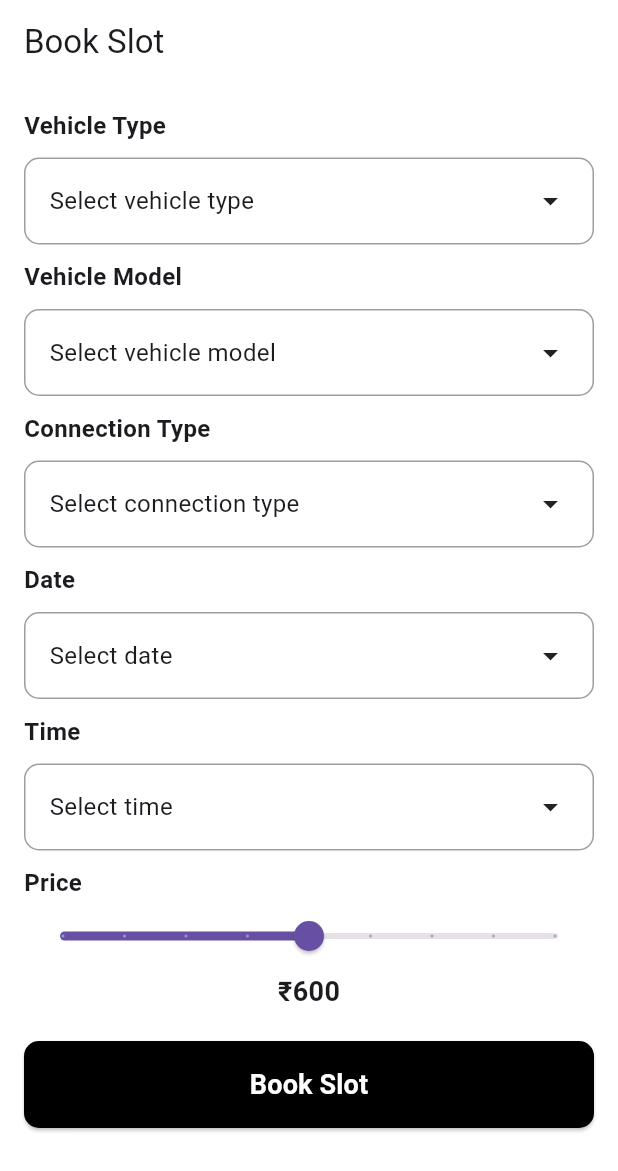
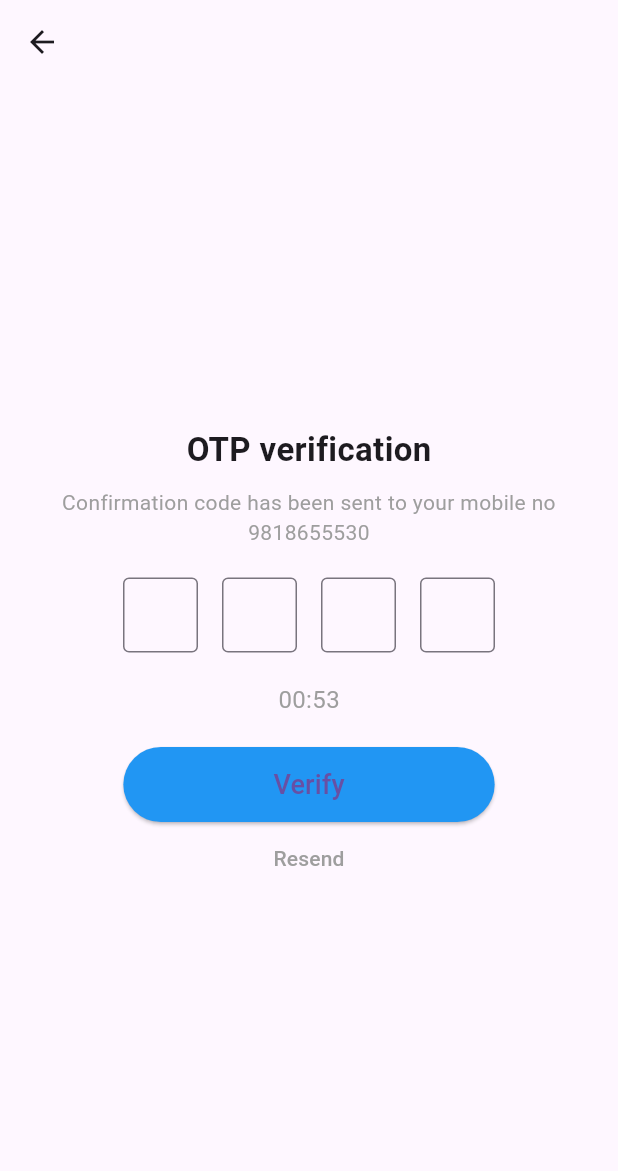
Before and after one commit to architanandforeveryone/ChargeEV, a Flutter app: the screen it shows after launch, on a phone screen of 412 x 824 dp. Shown: the top 1171 px of the screen. Run offline on Flutter 3.47's test engine with Material 3 defaults, Android fonts, the phone set to English and light mode, and no system bars; our stand-ins replace qr_flutter.

Commit message:
3rd commit

```diff
--- a/lib/main.dart
+++ b/lib/main.dart
@@ -1,10 +1,13 @@
 import 'package:ev/12A.dart';
+import 'package:ev/book_slot.dart';
 import 'package:ev/homescreen.dart';
 import 'package:ev/login.dart';
 import 'package:ev/myorders.dart';
+import 'package:ev/otp.dart';
 import 'package:ev/receipt.dart';
 import 'package:ev/search.dart';
 import 'package:ev/slotbook.dart';
+import 'package:ev/yourprofile.dart';
 import 'package:flutter/material.dart';
 
 void main() {
@@ -17,6 +20,6 @@ class MyApp extends StatelessWidget {
   // This widget is the root of your application.
   @override
   Widget build(BuildContext context) {
-    return MaterialApp(home: BookSlotScreen());
+    return MaterialApp(home: OTPScreen(mobileNumber: "9818655530"));
   }
 }
--- /dev/null
+++ b/lib/otp.dart
@@ -0,0 +1,134 @@
+import 'dart:async';
+import 'package:flutter/material.dart';
+
+class OTPScreen extends StatefulWidget {
+  final String mobileNumber;
+
+  const OTPScreen({Key? key, required this.mobileNumber}) : super(key: key);
+
+  @override
+  _OTPScreenState createState() => _OTPScreenState();
+}
+
+class _OTPScreenState extends State<OTPScreen> {
+  List<TextEditingController> controllers =
+      List.generate(4, (index) => TextEditingController());
+  List<FocusNode> focusNodes = List.generate(4, (index) => FocusNode());
+  int _remainingTime = 60;
+  late Timer _timer;
+
+  @override
+  void initState() {
+    super.initState();
+    _startTimer();
+  }
+
+  void _startTimer() {
+    _timer = Timer.periodic(const Duration(seconds: 1), (timer) {
+      if (_remainingTime > 0) {
+        setState(() {
+          _remainingTime--;
+        });
+      } else {
+        _timer.cancel();
+      }
+    });
+  }
+
+  void _onOtpChanged(int index, String value) {
+    if (value.isNotEmpty && index < 3) {
+      FocusScope.of(context).requestFocus(focusNodes[index + 1]);
+    } else if (value.isEmpty && index > 0) {
+      FocusScope.of(context).requestFocus(focusNodes[index - 1]);
+    }
+  }
+
+  @override
+  void dispose() {
+    _timer.cancel();
+    for (var controller in controllers) {
+      controller.dispose();
+    }
+    for (var node in focusNodes) {
+      node.dispose();
+    }
+    super.dispose();
+  }
+
+  @override
+  Widget build(BuildContext context) {
+    return Scaffold(
+      appBar: AppBar(
+        leading: IconButton(
+          icon: const Icon(Icons.arrow_back),
+          onPressed: () => Navigator.pop(context),
+        ),
+      ),
+      body: Padding(
+        padding: const EdgeInsets.all(16.0),
+        child: Column(
+          mainAxisAlignment: MainAxisAlignment.center,
+          children: [
+            const Text(
+              "OTP verification",
+              style: TextStyle(fontSize: 22, fontWeight: FontWeight.bold),
+            ),
+            const SizedBox(height: 10),
+            Text(
+              "Confirmation code has been sent to your mobile no ${widget.mobileNumber}",
+              textAlign: TextAlign.center,
+              style: const TextStyle(color: Colors.grey),
+            ),
+            const SizedBox(height: 20),
+            Row(
+              mainAxisAlignment: MainAxisAlignment.center,
+              children: List.generate(4, (index) {
+                return Container(
+                  width: 50,
+                  height: 50,
+                  margin: const EdgeInsets.symmetric(horizontal: 8),
+                  child: TextField(
+                    controller: controllers[index],
+                    focusNode: focusNodes[index],
+                    textAlign: TextAlign.center,
+                    keyboardType: TextInputType.number,
+                    maxLength: 1,
+                    onChanged: (value) => _onOtpChanged(index, value),
+                    decoration: const InputDecoration(
+                      border: OutlineInputBorder(),
+                      counterText: "",
+                    ),
+                  ),
+                );
+              }),
+            ),
+            const SizedBox(height: 20),
+            Text(
+              "00:${_remainingTime.toString().padLeft(2, '0')}",
+              style: const TextStyle(fontSize: 16, color: Colors.grey),
+            ),
+            const SizedBox(height: 20),
+            ElevatedButton(
+              onPressed: () {},
+              style: ElevatedButton.styleFrom(
+                backgroundColor: Colors.blue,
+                padding:
+                    const EdgeInsets.symmetric(horizontal: 100, vertical: 12),
+              ),
+              child: const Text("Verify", style: TextStyle(fontSize: 18)),
+            ),
+            TextButton(
+              onPressed: _remainingTime == 0 ? _startTimer : null,
+              child: Text(
+                "Resend",
+                style: TextStyle(
+                  color: _remainingTime == 0 ? Colors.blue : Colors.grey,
+                ),
+              ),
+            ),
+          ],
+        ),
+      ),
+    );
+  }
+}
--- a/lib/receipt.dart
+++ b/lib/receipt.dart
@@ -54,7 +54,7 @@ class BookingReceiptPage extends StatelessWidget {
               ),
               SizedBox(height: 20),
               Text(
-                'Scan this QR code to verify your booking',
+                'Scan this QR code to make payment from UPI',
                 style: TextStyle(fontSize: 16, color: Colors.grey[700]),
               ),
               SizedBox(height: 30),
--- a/pubspec.yaml
+++ b/pubspec.yaml
@@ -35,6 +35,7 @@ dependencies:
   intl: ^0.19.0
   dio: ^5.8.0+1
   qr_flutter: ^4.1.0
+  slider_button: ^2.1.0
 
 
   # The following adds the Cupertino Icons font to your application.
```
Also changed, not shown: lib/book_slot.dart (added, +183 -0 lines), lib/homescreen.dart (+24 -7 lines), lib/slotbook.dart (+4 -3 lines), lib/yourprofile.dart (added, +144 -0 lines), pubspec.lock, 1 other file.
